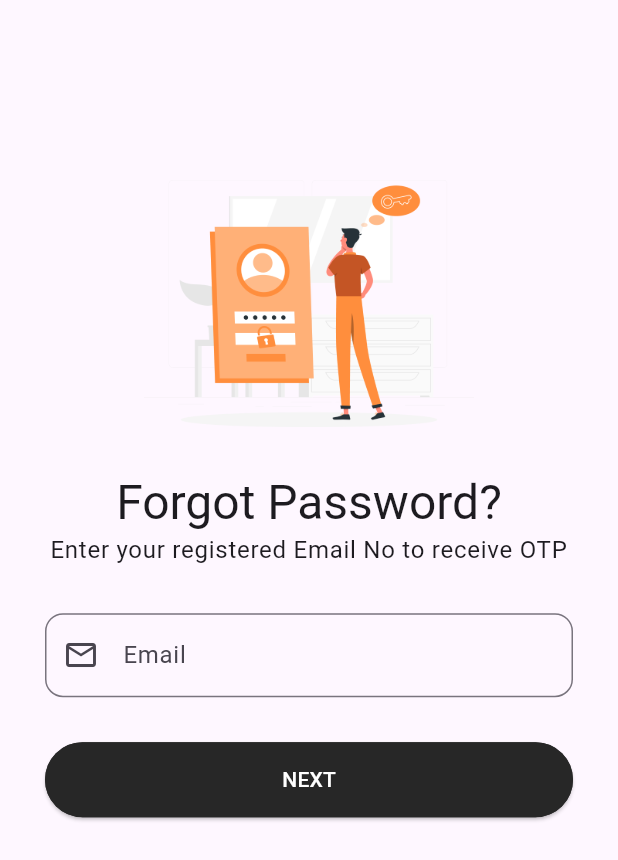
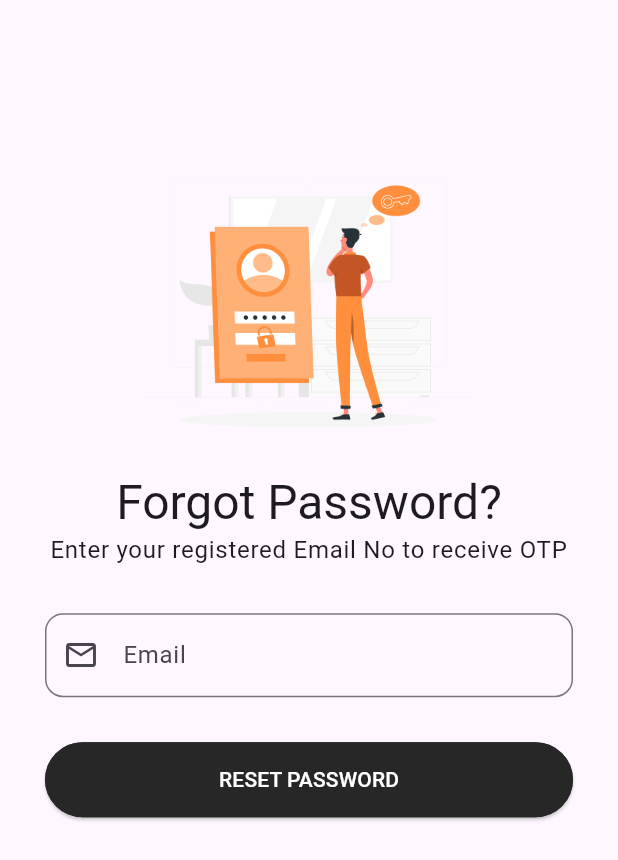
Before and after one commit to DevKorrir/SmartPace, a Flutter app: the ForgotPasswordMailScreen screen opened directly, on a phone screen of 412 x 824 dp. Shown: the top 860 px of the screen. Run offline on Flutter 3.47's test engine with Material 3 defaults, Android fonts, the phone set to English and light mode, and no system bars; our stand-ins replace cloud_firestore, firebase_auth, firebase_core, flutter_otp_text_field, get, google_fonts and 1 more; accounts and stored records are empty; generated files the repository leaves out were written again.

Commit message:
change string name

```diff
--- a/lib/src/constants/text_string.dart
+++ b/lib/src/constants/text_string.dart
@@ -35,6 +35,7 @@ const String tForgotPhoneSubtitle = "Enter your registered Phone No to receive O
 // Forgot Mail Password
 const String tForgotMailSubtitle = "Enter your registered Email No to receive OTP";
 const String tNext ="Next";
+const String tResetPassword = "Reset Password";
 
 // OTP
 const String tOtpTitle = "CO \nDE";
--- a/lib/src/features/authentication/auth_repository/auth_repository.dart
+++ b/lib/src/features/authentication/auth_repository/auth_repository.dart
@@ -40,7 +40,7 @@ class AuthRepository extends GetxController {
     Future.delayed(const Duration(seconds: 5));
     firebaseUser = Rx<User?>(_auth.currentUser);
     firebaseUser.bindStream(_auth.userChanges());
-    ever(firebaseUser, _setInitialScreen);
+    //ever(firebaseUser, _setInitialScreen);
   }
 
   _setInitialScreen(User? user) {
--- a/lib/src/features/forgot_password/forgot_password_mail/forgot_password_mail.dart
+++ b/lib/src/features/forgot_password/forgot_password_mail/forgot_password_mail.dart
@@ -59,7 +59,7 @@ class ForgotPasswordMailScreen extends StatelessWidget {
                         vertical: tButtonHeight,
                       ),
                     ),
-                    child: Text(tNext.toUpperCase()),
+                    child: Text(tResetPassword.toUpperCase()),
                   ),
                 ),
               ],
```
